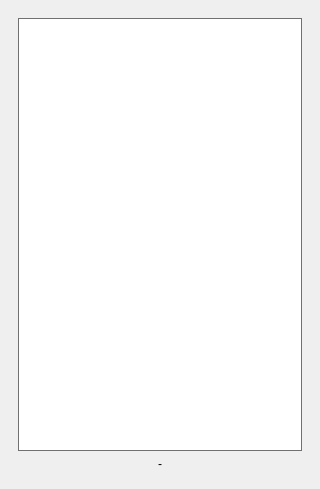
First picture: the form in mainwindow.ui, repository takyonxxx/Glucometer, before the edit.
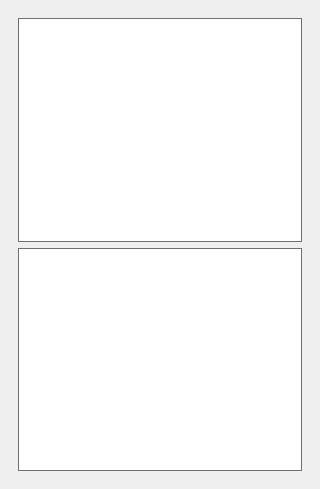
Second picture: the form after the edit.

```diff
--- a/mainwindow.ui
+++ b/mainwindow.ui
@@ -98,14 +98,7 @@
            <widget class="QGraphicsView" name="graphicsView"/>
           </item>
           <item row="1" column="0">
-           <widget class="QLabel" name="label_info">
-            <property name="text">
-             <string>-</string>
-            </property>
-            <property name="alignment">
-             <set>Qt::AlignCenter</set>
-            </property>
-           </widget>
+           <widget class="QTextBrowser" name="textInfo"/>
           </item>
          </layout>
         </widget>
```
